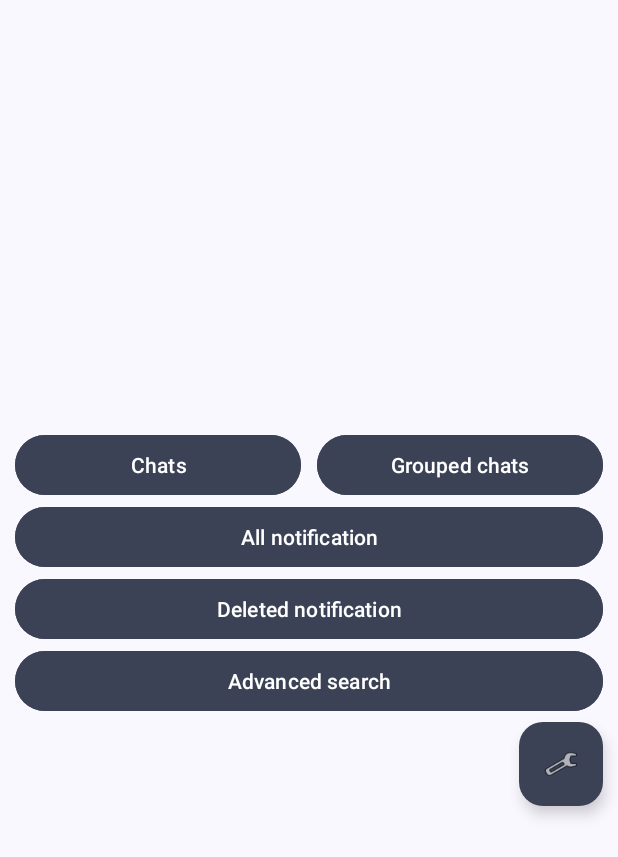
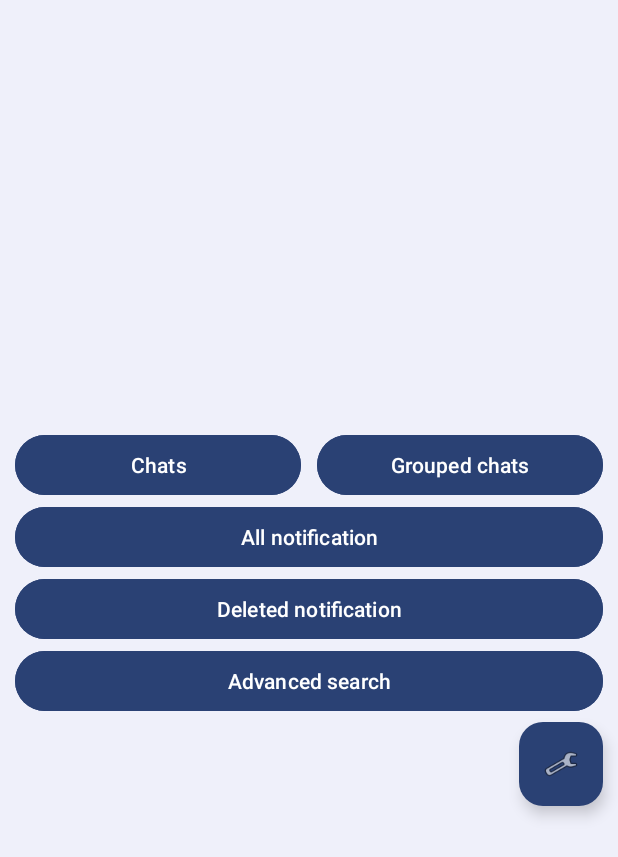
Before and after one commit to Alfio010/notification-listener-android, an Android app: the screen it shows after launch (MainActivity), on a phone screen of 412 x 824 dp. Shown: the top 857 px of the screen. Run offline under Robolectric (Android 15) with nearby library versions, the light colour scheme and no system bars; libraries missing offline, so code that uses them is left out: io.objectbox; 3 statements that could not run were skipped.

Commit message:
minor fix, updated UI

```diff
--- a/app/src/main/java/com/android/whatsappbackup/activities/ChatActivity.kt
+++ b/app/src/main/java/com/android/whatsappbackup/activities/ChatActivity.kt
@@ -7,7 +7,11 @@ import com.android.whatsappbackup.utils.DBUtils.whatsappNotification
 class ChatActivity : NotificationListViewerBaseActivity() {
     override fun getNotifications(): List<Notifications> {
         return whatsappNotification().onEach {
-            it.conversationTitle = it.conversationTitle?.substringBeforeLast("(")
+            if (it.conversationTitle.isNullOrBlank()) {
+                it.conversationTitle = it.title
+            } else {
+                it.conversationTitle = it.conversationTitle?.substringBeforeLast("(")
+            }
         }.distinctBy { it.conversationTitle }
     }
 
--- a/app/src/main/java/com/android/whatsappbackup/models/NotificationJsonSerializer.kt
+++ b/app/src/main/java/com/android/whatsappbackup/models/NotificationJsonSerializer.kt
@@ -28,5 +28,4 @@ class NotificationJsonSerializer : JsonSerializer<Notifications> {
 
         return jsonObject
     }
-
 }
--- a/app/src/main/java/com/android/whatsappbackup/models/PackageName.kt
+++ b/app/src/main/java/com/android/whatsappbackup/models/PackageName.kt
@@ -12,7 +12,7 @@ data class PackageName(
     var name: String?,
     @Index
     @Unique
-    var pkg: String?,
+    var pkg: String,
     var isBlackList: Boolean = false
 ) {
     override fun toString(): String {
--- a/app/src/main/res/layout/activity_main.xml
+++ b/app/src/main/res/layout/activity_main.xml
@@ -4,6 +4,7 @@
     xmlns:tools="http://schemas.android.com/tools"
     android:layout_width="match_parent"
     android:layout_height="match_parent"
+    android:background="?backgroundColor"
     android:gravity="center"
     android:orientation="vertical"
     tools:context=".activities.MainActivity">
@@ -27,7 +28,7 @@
                 android:layout_height="wrap_content"
                 android:layout_marginEnd="5dp"
                 android:layout_weight="1"
-                android:backgroundTint="?colorSecondary"
+                android:backgroundTint="?colorPrimary"
                 android:shadowColor="#A8A8A8"
 
                 android:text="@string/chat" />
@@ -38,7 +39,7 @@
                 android:layout_height="wrap_content"
                 android:layout_marginStart="5dp"
                 android:layout_weight="1"
-                android:backgroundTint="?colorSecondary"
+                android:backgroundTint="?colorPrimary"
                 android:shadowColor="#A8A8A8"
 
                 android:text="@string/grouped_chat" />
@@ -48,7 +49,7 @@
             android:id="@+id/bAll"
             android:layout_width="match_parent"
             android:layout_height="wrap_content"
-            android:backgroundTint="?colorSecondary"
+            android:backgroundTint="?colorPrimary"
             android:shadowColor="#A8A8A8"
 
             android:text="@string/all_notification" />
@@ -57,7 +58,7 @@
             android:id="@+id/bDeletedNotifications"
             android:layout_width="match_parent"
             android:layout_height="wrap_content"
-            android:backgroundTint="?colorSecondary"
+            android:backgroundTint="?colorPrimary"
             android:shadowColor="#A8A8A8"
 
             android:text="@string/deleted_notification" />
@@ -66,7 +67,7 @@
             android:id="@+id/bAdvancedSearchActivity"
             android:layout_width="match_parent"
             android:layout_height="wrap_content"
-            android:backgroundTint="?colorSecondary"
+            android:backgroundTint="?colorPrimary"
             android:shadowColor="#A8A8A8"
 
             android:text="@string/advanced_search" />
@@ -80,7 +81,7 @@
         android:layout_gravity="end"
         android:layout_marginTop="3dp"
         android:layout_marginEnd="10dp"
-        android:backgroundTint="?colorSecondary"
+        android:backgroundTint="?colorPrimary"
         android:clickable="true"
         android:contentDescription="@string/settings"
         android:focusable="true"
--- a/app/src/main/res/layout/activity_notification_list.xml
+++ b/app/src/main/res/layout/activity_notification_list.xml
@@ -3,6 +3,7 @@
     xmlns:tools="http://schemas.android.com/tools"
     android:layout_width="match_parent"
     android:layout_height="match_parent"
+    android:background="?backgroundColor"
     android:orientation="vertical"
     tools:context=".activities.AllNotificationsActivity">
 
--- a/app/src/main/res/layout/activity_search.xml
+++ b/app/src/main/res/layout/activity_search.xml
@@ -5,6 +5,7 @@
     android:layout_height="match_parent"
     android:layout_marginLeft="5dp"
     android:layout_marginRight="5dp"
+    android:background="?backgroundColor"
     android:gravity="center"
     android:orientation="vertical"
     tools:context=".activities.SearchActivity">
@@ -68,7 +69,7 @@
         android:layout_width="match_parent"
         android:layout_height="wrap_content"
         android:layout_weight="0"
-        android:backgroundTint="?colorSecondary"
+        android:backgroundTint="?colorPrimary"
         android:text="@string/search" />
 
 </LinearLayout>
--- a/app/src/main/res/layout/activity_settings.xml
+++ b/app/src/main/res/layout/activity_settings.xml
@@ -4,6 +4,7 @@
     android:layout_width="match_parent"
     android:layout_height="match_parent"
     android:layout_margin="10dp"
+    android:background="?backgroundColor"
     android:orientation="vertical"
     tools:context=".activities.SettingsActivity">
 
@@ -45,7 +46,7 @@
                         android:layout_width="match_parent"
                         android:layout_height="match_parent"
                         android:layout_weight="1"
-                        android:backgroundTint="?colorSecondary"
+                        android:backgroundTint="?colorPrimary"
                         android:text="@string/blacklist" />
 
                     <com.google.android.material.materialswitch.MaterialSwitch
@@ -62,7 +63,7 @@
                     android:layout_width="match_parent"
                     android:layout_height="wrap_content"
                     android:layout_marginBottom="4dp"
-                    android:backgroundTint="?colorSecondary"
+                    android:backgroundTint="?colorPrimary"
                     android:text="@string/reset_blacklist" />
 
             </LinearLayout>
--- a/app/src/main/res/layout/blacklist_activity.xml
+++ b/app/src/main/res/layout/blacklist_activity.xml
@@ -2,6 +2,7 @@
     xmlns:tools="http://schemas.android.com/tools"
     android:layout_width="match_parent"
     android:layout_height="match_parent"
+    android:background="?backgroundColor"
     android:orientation="vertical">
 
     <LinearLayout
--- a/app/src/main/res/values-night/themes.xml
+++ b/app/src/main/res/values-night/themes.xml
@@ -1,16 +1,18 @@
 <resources>
-    <!-- Base application theme. -->
+
     <style name="Theme.Simplenotlistener" parent="Theme.Material3.DynamicColors.DayNight">
-        <!-- Primary brand color. -->
+
         <item name="colorPrimary">@color/cyan_light</item>
         <item name="colorPrimaryVariant">@color/cyan_dark</item>
         <item name="colorOnPrimary">@color/cyan_white</item>
-        <!-- Secondary brand color. -->
+
         <item name="colorSecondary">@color/blue</item>
         <item name="colorSecondaryVariant">@color/blue_white</item>
         <item name="colorOnSecondary">@color/blue_dark</item>
-        <!-- Status bar color. -->
+
         <item name="android:statusBarColor">?attr/colorPrimaryVariant</item>
-        <!-- Customize your theme here. -->
+
+        <item name="backgroundColor">@color/background_dark</item>
+
     </style>
 </resources>
--- a/app/src/main/res/values/colors.xml
+++ b/app/src/main/res/values/colors.xml
@@ -8,6 +8,9 @@
     <color name="black">#FF000000</color>
     <color name="white">#FFFFFFFF</color>
 
+    <color name="background">#eff0fa</color>
+    <color name="background_dark">#191b23</color>
+
     <color name="cyan_light">#baddf9</color>
     <color name="cyan_white">#edffff</color>
     <color name="cyan_dark">#89abc6</color>
--- a/app/src/main/res/values/themes.xml
+++ b/app/src/main/res/values/themes.xml
@@ -1,16 +1,18 @@
 <resources>
-    <!-- Base application theme. -->
+
     <style name="Theme.Simplenotlistener" parent="Theme.Material3.DynamicColors.DayNight">
-        <!-- Primary brand color. -->
+
         <item name="colorPrimary">@color/cyan_light</item>
         <item name="colorPrimaryVariant">@color/cyan_dark</item>
         <item name="colorOnPrimary">@color/cyan_white</item>
-        <!-- Secondary brand color. -->
+
         <item name="colorSecondary">@color/blue</item>
         <item name="colorSecondaryVariant">@color/blue_white</item>
         <item name="colorOnSecondary">@color/blue_dark</item>
-        <!-- Status bar color. -->
+
         <item name="android:statusBarColor">?attr/colorPrimaryVariant</item>
-        <!-- Customize your theme here. -->
+
+        <item name="backgroundColor">@color/background</item>
+
     </style>
 </resources>
```
Also changed, not shown: app/src/main/java/com/android/whatsappbackup/activities/SearchActivity.kt (+8 -2 lines), app/src/main/java/com/android/whatsappbackup/utils/DBUtils.kt (+26 -4 lines), app/src/main/java/com/android/whatsappbackup/utils/SomeUtils.kt (+11 -7 lines).
